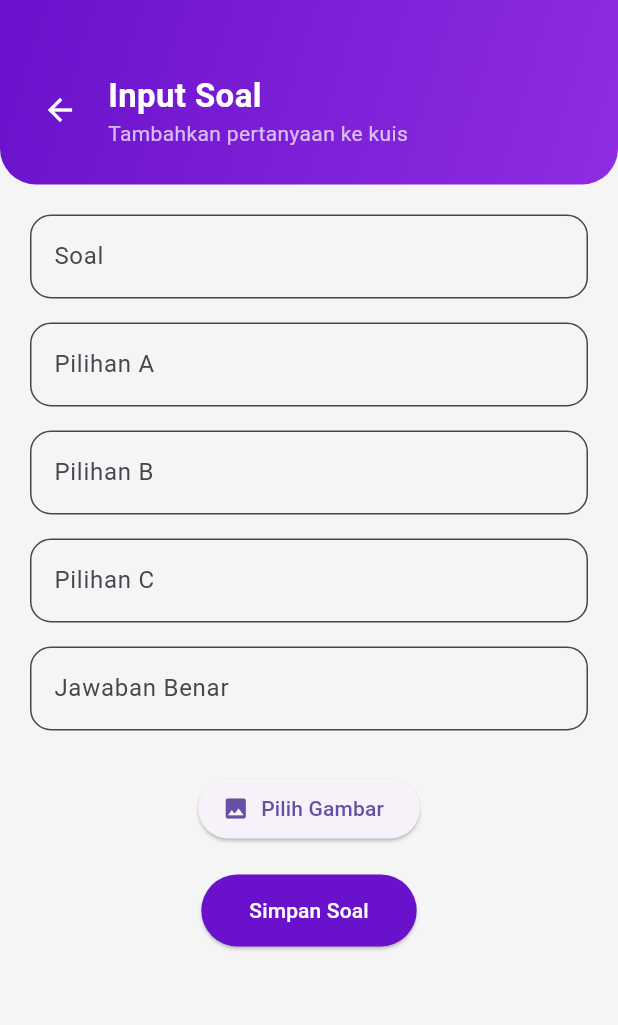
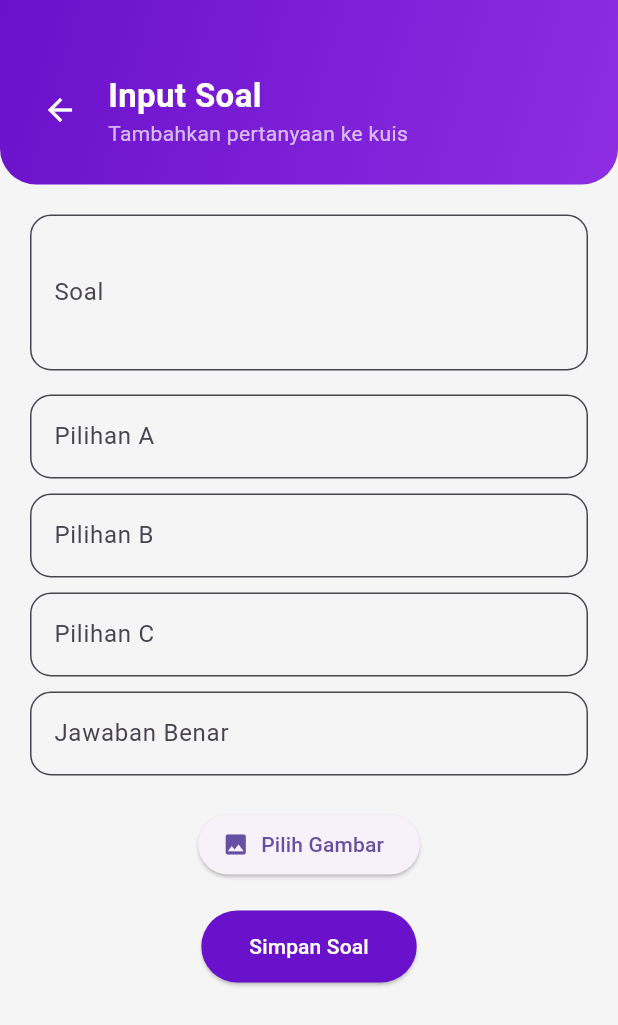
Before and after one commit to PutraSihombingdev/Quiz_Ganesha, a Flutter app: the InputQuestionScreen screen opened directly, on a phone screen of 412 x 824 dp. Shown: the top 1025 px of the screen. Run offline on Flutter 3.47's test engine with Material 3 defaults, Android fonts, the light colour scheme and no system bars; our stand-ins replace image_picker, shared_preferences, sqflite; missing offline and left inert: mobile_scanner; accounts and stored records are empty; network calls fail.

Commit message:
Memperbesar ukuran kolom inputan soal

```diff
--- a/lib/screens/input_question_screen.dart
+++ b/lib/screens/input_question_screen.dart
@@ -70,9 +70,26 @@ class _InputQuestionScreenState extends State<InputQuestionScreen> {
 
   Widget buildTextField(String label, TextEditingController controller) {
     return Padding(
+      padding: const EdgeInsets.only(bottom: 10),
+      child: TextField(
+        controller: controller,
+        decoration: InputDecoration(
+          labelText: label,
+          filled: true,
+          fillColor: Colors.grey[100],
+          border: OutlineInputBorder(borderRadius: BorderRadius.circular(14)),
+        ),
+      ),
+    );
+  }
+
+  Widget buildMultilineTextField(String label, TextEditingController controller) {
+    return Padding(
       padding: const EdgeInsets.only(bottom: 16),
       child: TextField(
         controller: controller,
+        minLines: 3,
+        maxLines: 10,
         decoration: InputDecoration(
           labelText: label,
           filled: true,
@@ -132,7 +149,7 @@ class _InputQuestionScreenState extends State<InputQuestionScreen> {
                     padding: EdgeInsets.all(20),
                     child: Column(
                       children: [
-                        buildTextField('Soal', questionController),
+                        buildMultilineTextField('Soal', questionController),
                         buildTextField('Pilihan A', optionAController),
                         buildTextField('Pilihan B', optionBController),
                         buildTextField('Pilihan C', optionCController),
```
